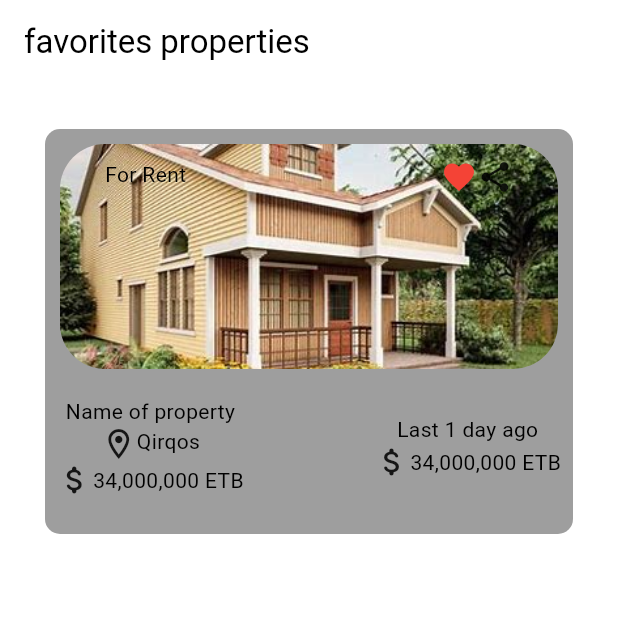
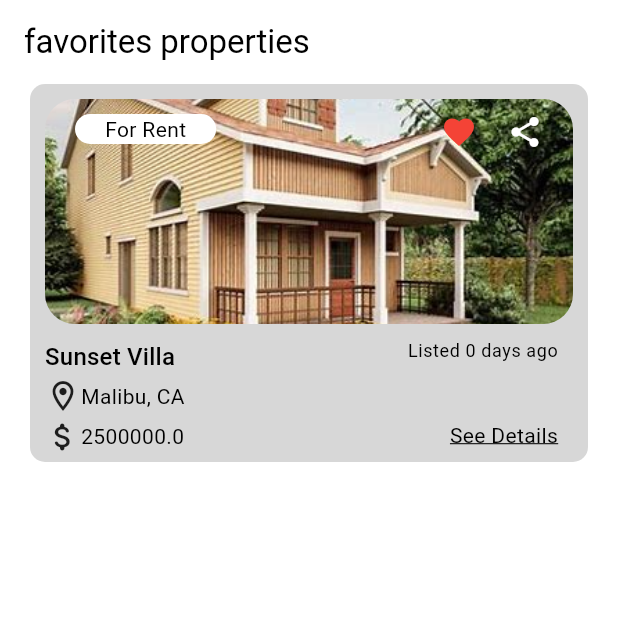
Before and after one commit to samiyamohammed/realestate, a Flutter app: the screen it shows after launch, on a phone screen of 412 x 824 dp, the top half of it. Run offline on Flutter 3.47's test engine with Material 3 defaults, Android fonts, the phone set to English and light mode, and no system bars; our stand-ins replace bloc, curved_navigation_bar, flutter_bloc, google_fonts.

Commit message:
favorite page commit

```diff
--- /dev/null
+++ b/lib/bloc/favorite_bloc/favorite_bloc.dart
@@ -0,0 +1,40 @@
+import 'package:flutter_bloc/flutter_bloc.dart';
+import 'package:real_estate_marketplace/bloc/favorite_bloc/favorite_event.dart';
+import 'package:real_estate_marketplace/bloc/favorite_bloc/favorite_state.dart';
+import 'package:real_estate_marketplace/models/favorite_model.dart';
+
+class FavoritesBloc extends Bloc<FavoritesEvent, FavoritesState> {
+  // Simulating a repository with a local list
+  List<FavoriteModel> _favorites = [];
+
+  FavoritesBloc()
+      : super(FavoritesState(status: FavoritesStatus.initial, favorites: [])) {
+    on<FetchFavorites>(_onFetchFavorites);
+    on<AddFavorite>(_onAddFavorite);
+    on<RemoveFavorite>(_onRemoveFavorite);
+  }
+
+  Future<void> _onFetchFavorites(
+      FetchFavorites event, Emitter<FavoritesState> emit) async {
+    try {
+      emit(FavoritesState(
+          status: FavoritesStatus.success, favorites: _favorites));
+    } catch (_) {
+      emit(FavoritesState(status: FavoritesStatus.failure, favorites: []));
+    }
+  }
+
+  Future<void> _onAddFavorite(
+      AddFavorite event, Emitter<FavoritesState> emit) async {
+    _favorites.add(event.favorite);
+    emit(
+        FavoritesState(status: FavoritesStatus.success, favorites: _favorites));
+  }
+
+  Future<void> _onRemoveFavorite(
+      RemoveFavorite event, Emitter<FavoritesState> emit) async {
+    _favorites.remove(event.favorite);
+    emit(
+        FavoritesState(status: FavoritesStatus.success, favorites: _favorites));
+  }
+}
--- /dev/null
+++ b/lib/bloc/favorite_bloc/favorite_event.dart
@@ -0,0 +1,17 @@
+import 'package:real_estate_marketplace/models/favorite_model.dart';
+
+abstract class FavoritesEvent {}
+
+class FetchFavorites extends FavoritesEvent {}
+
+class AddFavorite extends FavoritesEvent {
+  final FavoriteModel favorite;
+
+  AddFavorite(this.favorite);
+}
+
+class RemoveFavorite extends FavoritesEvent {
+  final FavoriteModel favorite;
+
+  RemoveFavorite(this.favorite);
+}
--- /dev/null
+++ b/lib/bloc/favorite_bloc/favorite_state.dart
@@ -0,0 +1,27 @@
+import 'package:real_estate_marketplace/models/favorite_model.dart';
+
+enum FavoritesStatus { initial, success, failure }
+
+class FavoritesState {
+  FavoritesStatus status;
+  List<FavoriteModel> favorites;
+
+  FavoritesState({
+    required this.status,
+    required this.favorites,
+  });
+
+  List<FavoriteModel> _favorites = [];
+
+  Future<void> addFavorite(FavoriteModel favorite) async {
+    _favorites.add(favorite);
+  }
+
+  Future<void> removeFavorite(FavoriteModel favorite) async {
+    _favorites.remove(favorite);
+  }
+
+  Future<List<FavoriteModel>> fetchFavorites() async {
+    return _favorites;
+  }
+}
--- a/lib/bloc/favorite_bloc/theme_bloc.dart
+++ /dev/null
@@ -1,19 +0,0 @@
-import 'package:flutter/material.dart';
-
-import 'package:bloc/bloc.dart';
-import 'package:meta/meta.dart';
-
-part 'theme_event.dart';
-part 'theme_state.dart';
-
-class ThemeBloc extends Bloc<ThemeEvent, ThemeState> {
-  ThemeBloc() : super(LightThemeState()) {
-    on<ToggleThemeEvent>((event, emit) {
-      if (state is LightThemeState) {
-        emit(DarkThemeState());
-      } else {
-        emit(LightThemeState());
-      }
-    });
-  }
-}
--- a/lib/bloc/favorite_bloc/theme_event.dart
+++ /dev/null
@@ -1,6 +0,0 @@
-part of 'theme_bloc.dart';
-
-@immutable
-sealed class ThemeEvent {}
-
-class ToggleThemeEvent extends ThemeEvent {}
--- a/lib/bloc/favorite_bloc/theme_state.dart
+++ /dev/null
@@ -1,39 +0,0 @@
-part of 'theme_bloc.dart';
-
-@immutable
-sealed class ThemeState {
-  final ThemeData themeData;
-  const ThemeState(this.themeData);
-}
-
-class LightThemeState extends ThemeState {
-  LightThemeState()
-      : super(
-          ThemeData(
-            colorScheme: ColorScheme.light(
-                surface: Color.fromARGB(1, 91, 53, 175),
-                primary: Colors.grey.shade500,
-                secondary: Colors.grey.shade100,
-                tertiary: Colors.white,
-                inversePrimary: Colors.grey.shade700),
-            textTheme: TextTheme(
-              bodyLarge: TextStyle(),
-            ),
-          ),
-        );
-}
-
-class DarkThemeState extends ThemeState {
-  DarkThemeState()
-      : super(
-          ThemeData(
-            colorScheme: ColorScheme.dark(
-              surface: const Color.fromARGB(255, 20, 20, 20),
-              primary: const Color.fromARGB(255, 122, 122, 122),
-              secondary: const Color.fromARGB(255, 30, 30, 30),
-              tertiary: Color.fromARGB(255, 47, 47, 47),
-              inversePrimary: Colors.grey.shade300,
-            ),
-          ),
-        );
-}
--- a/lib/bloc/theme_bloc/theme_state.dart
+++ b/lib/bloc/theme_bloc/theme_state.dart
@@ -12,14 +12,17 @@ class LightThemeState extends ThemeState {
           ThemeData(
             useMaterial3: true,
             colorScheme: ColorScheme.light(
-              // surface: Color.fromARGB(1, 91, 53, 175),
-              primary: const Color.fromARGB(255, 255, 255, 255),
+              surface: Color.fromARGB(255, 255, 255, 255),
+              primary: Color.fromARGB(255, 215, 215, 215),
+              // background: Color.fromARGB(1, 232, 232, 232),
               secondary: const Color.fromARGB(1, 91, 53, 175),
+              secondaryContainer: Color.fromARGB(1, 0, 0, 0),
               tertiary: const Color.fromARGB(1, 91, 53, 175),
               inversePrimary: Colors.grey.shade700,
             ),
             textTheme: TextTheme(
               bodyLarge: TextStyle(),
+              bodySmall: TextStyle(),
             ),
           ),
         );
--- a/lib/main.dart
+++ b/lib/main.dart
@@ -1,7 +1,7 @@
 import 'package:flutter/material.dart';
 import 'package:flutter_bloc/flutter_bloc.dart';
 import 'package:real_estate_marketplace/bloc/theme_bloc/theme_bloc.dart';
-import 'package:real_estate_marketplace/pages/favoritesPage.dart';
+import 'package:real_estate_marketplace/pages/favorites_page.dart';
 import 'package:real_estate_marketplace/pages/home_page.dart';
 
 void main() {
--- /dev/null
+++ b/lib/models/favorite_model.dart
@@ -0,0 +1,15 @@
+class FavoriteModel {
+  final String sellOrRent;
+  final String houseName;
+  final String location;
+  final double price;
+  final DateTime postedDate;
+
+  FavoriteModel({
+    required this.sellOrRent,
+    required this.houseName,
+    required this.location,
+    required this.price,
+    required this.postedDate,
+  });
+}
--- a/lib/pages/favoritesPage.dart
+++ /dev/null
@@ -1,113 +0,0 @@
-import 'package:flutter/material.dart';
-
-class FavoritesPage extends StatefulWidget {
-  const FavoritesPage({super.key});
-
-  @override
-  State<FavoritesPage> createState() => _FavoritesPageState();
-}
-
-class _FavoritesPageState extends State<FavoritesPage> {
-  @override
-  Widget build(BuildContext context) {
-    return Scaffold(
-      appBar: AppBar(
-        title: Text(
-          'favorites properties',
-          style: Theme.of(context).textTheme.titleLarge,
-        ),
-      ),
-      body: Container(
-        child: Container(
-          margin: EdgeInsets.all(30),
-          height: 270,
-          decoration: BoxDecoration(
-              color: Colors.grey, borderRadius: BorderRadius.circular(10)),
-          // decoration: BoxDecoration(
-          //   borderRadius: BorderRadius.all(Radius.circular(30)),
-          // ),
-          // decoration: const BoxDecoration(
-          //   image: DecorationImage(
-          //     image: AssetImage(
-          //         'assets/images/favorite1.png'), // Path to the image asset
-          //     fit: BoxFit.fill, // How the image should fit within the container
-          //   ),
-          // ),
-          child: Column(
-            children: [
-              Container(
-                margin: const EdgeInsets.all(10),
-                padding:
-                    const EdgeInsets.symmetric(horizontal: 30, vertical: 10),
-                height: 150,
-                // width: 200,
-                decoration: const BoxDecoration(
-                  borderRadius: BorderRadius.all(Radius.circular(30)),
-                  image: DecorationImage(
-                    image: AssetImage(
-                        'assets/images/favorite1.png'), // Path to the image asset
-                    fit: BoxFit
-                        .cover, // How the image should fit within the container
-                  ),
-                ),
-                child: const Row(
-                  mainAxisAlignment: MainAxisAlignment.start,
-                  crossAxisAlignment: CrossAxisAlignment.start,
-                  children: [
-                    Text('For Rent'),
-                    Spacer(),
-                    Icon(
-                      Icons.favorite,
-                      color: Colors.red,
-                    ),
-                    Icon(
-                      Icons.share,
-                    ),
-                  ],
-                ),
-              ),
-              Padding(
-                padding: const EdgeInsets.all(8.0),
-                child: Row(
-                  children: const [
-                    Column(
-                      children: [
-                        Text("Name of property"),
-                        Row(
-                          mainAxisAlignment: MainAxisAlignment.start,
-                          crossAxisAlignment: CrossAxisAlignment.start,
-                          children: [
-                            Icon(Icons.location_on_outlined),
-                            Text("Qirqos")
-                          ],
-                        ),
-                        Row(
-                          children: [
-                            Icon(Icons.attach_money_rounded),
-                            Text("34,000,000 ETB")
-                          ],
-                        ),
-                      ],
-                    ),
-                    Spacer(),
-                    Column(
-                      children: [
-                        Text("Last 1 day ago"),
-                        Row(
-                          children: [
-                            Icon(Icons.attach_money_rounded),
-                            Text("34,000,000 ETB")
-                          ],
-                        ),
-                      ],
-                    )
-                  ],
-                ),
-              ),
-            ],
-          ),
-        ),
-      ),
-    );
-  }
-}
--- /dev/null
+++ b/lib/pages/favorites_page.dart
@@ -0,0 +1,162 @@
+import 'package:flutter/material.dart';
+import 'package:real_estate_marketplace/samples/favorite_sample.dart';
+import 'package:real_estate_marketplace/models/favorite_model.dart';
+import 'package:real_estate_marketplace/utility/date_difference_calculator.dart';
+
+class FavoritesPage extends StatefulWidget {
+  const FavoritesPage({super.key});
+
+  @override
+  State<FavoritesPage> createState() => _FavoritesPageState();
+}
+
+class _FavoritesPageState extends State<FavoritesPage> {
+  @override
+  Widget build(BuildContext context) {
+    return Scaffold(
+      appBar: AppBar(
+        title: Text(
+          'favorites properties',
+          style: Theme.of(context).textTheme.titleLarge,
+        ),
+      ),
+      body: ListView.builder(
+          itemCount: 1,
+          // itemCount: sampleHouses.length,
+          itemBuilder: (context, index) {
+            final house = sampleHouses[index];
+            return GestureDetector(
+              onTap: () {},
+              child: Container(
+                margin: const EdgeInsets.fromLTRB(20, 0, 20, 15),
+                padding: const EdgeInsets.only(bottom: 5),
+                // height: 240,
+                // height: 250,
+                decoration: BoxDecoration(
+                    color: Theme.of(context).colorScheme.primary,
+                    // color: Colors.grey,
+                    borderRadius: BorderRadius.circular(10)),
+                child: Column(
+                  children: [
+                    Container(
+                      margin: const EdgeInsets.fromLTRB(10, 10, 10, 0),
+                      padding: const EdgeInsets.symmetric(
+                          horizontal: 20, vertical: 10),
+                      height: 150,
+                      // width: 200,
+                      decoration: const BoxDecoration(
+                        borderRadius: BorderRadius.all(Radius.circular(20)),
+                        image: DecorationImage(
+                          image: AssetImage(
+                              'assets/images/favorite1.png'), // Path to the image asset
+                          fit: BoxFit
+                              .cover, // How the image should fit within the container
+                        ),
+                      ),
+                      child: Row(
+                        mainAxisAlignment: MainAxisAlignment.start,
+                        crossAxisAlignment: CrossAxisAlignment.start,
+                        children: [
+                          Container(
+                            padding: const EdgeInsets.symmetric(
+                                horizontal: 20), // Adjust padding as needed
+                            decoration: BoxDecoration(
+                              borderRadius: BorderRadius.circular(20),
+                              color: Colors
+                                  .white, // Set the background color to white
+                            ),
+                            child: Text('For ${house.sellOrRent}'),
+                          ),
+                          const Spacer(),
+                          InkWell(
+                            onTap: () {},
+                            child: const Icon(
+                              Icons.favorite,
+                              color: Colors.red,
+                            ),
+                          ),
+                          const SizedBox(
+                            width: 20,
+                          ),
+                          InkWell(
+                            onTap: () {},
+                            child: const Icon(
+                              Icons.share,
+                              color: Colors.white,
+                            ),
+                          ),
+                        ],
+                      ),
+                    ),
+                    Padding(
+                      padding: const EdgeInsets.fromLTRB(10, 10, 10, 0),
+                      child: Row(
+                        mainAxisAlignment: MainAxisAlignment.spaceBetween,
+                        crossAxisAlignment: CrossAxisAlignment.start,
+                        children: [
+                          Column(
+                            mainAxisAlignment: MainAxisAlignment.start,
+                            crossAxisAlignment: CrossAxisAlignment.start,
+                            children: [
+                              Text(
+                                house.houseName,
+                                style: Theme.of(context).textTheme.titleMedium,
+                              ),
+                              const SizedBox(
+                                height: 2,
+                              ),
+                              Row(
+                                children: [
+                                  Icon(Icons.location_on_outlined),
+                                  Text(
+                                    house.location,
+                                  ),
+                                ],
+                              ),
+                              const SizedBox(
+                                height: 3,
+                              ),
+                              Row(
+                                children: [
+                                  Icon(Icons.attach_money_rounded),
+                                  Text(
+                                    house.price.toString(),
+                                  )
+                                ],
+                              ),
+                            ],
+                          ),
+                          const Spacer(),
+                          Padding(
+                            padding: const EdgeInsets.only(right: 10.0),
+                            child: Column(
+                              mainAxisAlignment: MainAxisAlignment.start,
+                              crossAxisAlignment: CrossAxisAlignment.end,
+                              children: [
+                                Text(
+                                  'Listed ${DateDifferenceCalculator.daysBetween(house.postedDate)} days ago',
+                                  style: Theme.of(context).textTheme.bodySmall,
+                                ),
+                                const SizedBox(
+                                  height: 38,
+                                ),
+                                const Text(
+                                  "See Details",
+                                  style: TextStyle(
+                                    decoration: TextDecoration.underline,
+                                  ),
+                                ),
+                              ],
+                            ),
+                          )
+                        ],
+                      ),
+                    ),
+                  ],
+                ),
+              ),
+            );
+          }),
+    );
+  }
+}
--- /dev/null
+++ b/lib/samples/favorite_sample.dart
@@ -0,0 +1,74 @@
+import 'package:real_estate_marketplace/models/favorite_model.dart';
+
+final List<FavoriteModel> sampleHouses = [
+  FavoriteModel(
+    sellOrRent: 'Rent',
+    houseName: 'Sunset Villa',
+    location: 'Malibu, CA',
+    price: 2500000.00,
+    postedDate: DateTime(2024, 8, 21),
+  ),
+  FavoriteModel(
+    sellOrRent: 'Sell',
+    houseName: 'Urban Oasis',
+    location: 'Brooklyn, NY',
+    price: 1800000.00,
+    postedDate: DateTime(2024, 7, 20),
+  ),
+  FavoriteModel(
+    sellOrRent: 'Rent',
+    houseName: 'Countryside Retreat',
+    location: 'Austin, TX',
+    price: 950000.00,
+    postedDate: DateTime(2024, 7, 15),
+  ),
+  FavoriteModel(
+    sellOrRent: 'Sell',
+    houseName: 'Mountain Hideaway',
+    location: 'Aspen, CO',
+    price: 3200000.00,
+    postedDate: DateTime(2024, 8, 5),
+  ),
+  FavoriteModel(
+    sellOrRent: 'Rent',
+    houseName: 'Seaside Cottage',
+    location: 'Nantucket, MA',
+    price: 1350000.00,
+    postedDate: DateTime(2024, 7, 25),
+  ),
+  FavoriteModel(
+    sellOrRent: 'Sell',
+    houseName: 'Downtown Loft',
+    location: 'Chicago, IL',
+    price: 1100000.00,
+    postedDate: DateTime(2024, 8, 10),
+  ),
+  FavoriteModel(
+    sellOrRent: 'Rent',
+    houseName: 'Lakeside Bungalow',
+    location: 'Lake Tahoe, NV',
+    price: 1450000.00,
+    postedDate: DateTime(2024, 7, 18),
+  ),
+  FavoriteModel(
+    sellOrRent: 'Sell',
+    houseName: 'Historic Mansion',
+    location: 'Savannah, GA',
+    price: 2250000.00,
+    postedDate: DateTime(2024, 8, 8),
+  ),
+  FavoriteModel(
+    sellOrRent: 'Rent',
+    houseName: 'Desert Escape',
+    location: 'Scottsdale, AZ',
+    price: 1600000.00,
+    postedDate: DateTime(2024, 7, 30),
+  ),
+  FavoriteModel(
+    sellOrRent: 'Sell',
+    houseName: 'City Penthouse',
+    location: 'San Francisco, CA',
+    price: 3750000.00,
+    postedDate: DateTime(2024, 8, 15),
+  ),
+];
--- /dev/null
+++ b/lib/utility/date_difference_calculator.dart
@@ -0,0 +1,9 @@
+import 'package:flutter/material.dart';
+
+class DateDifferenceCalculator {
+  static int daysBetween(DateTime from) {
+    from = DateTime(from.year, from.month, from.day);
+    DateTime to = DateTime.now();
+    return (to.difference(from).inHours / 24).round();
+  }
+}
--- a/pubspec.yaml
+++ b/pubspec.yaml
@@ -37,6 +37,7 @@ dependencies:
   flutter_bloc: ^8.1.6
   google_fonts: ^6.2.1
   curved_navigation_bar: ^1.0.6
+  equatable: ^2.0.5
 
 dev_dependencies:
   flutter_test:
```
Also changed, not shown: pubspec.lock, 1 other file.
